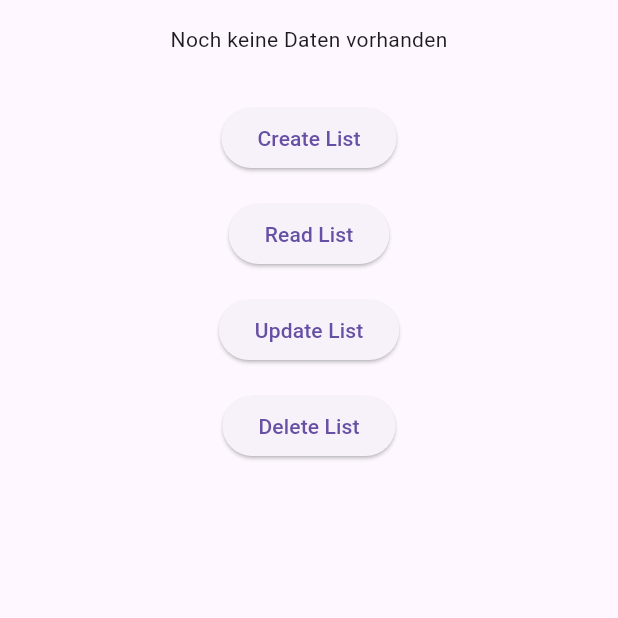
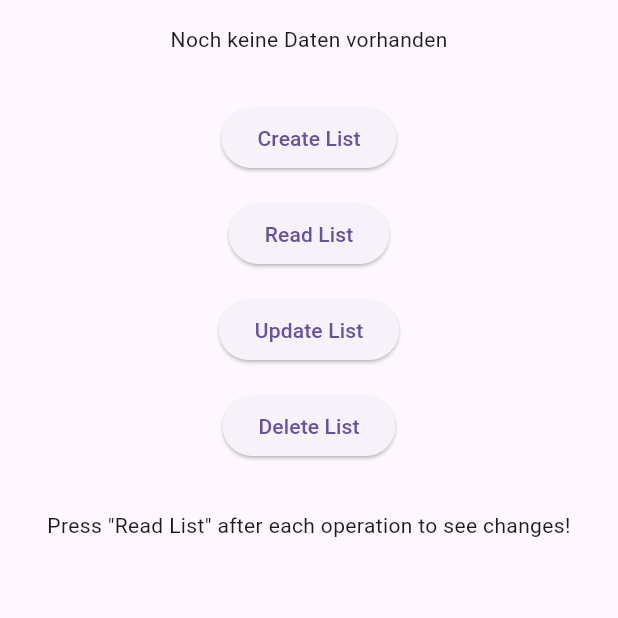
Before and after one commit to DavidAppAkademie/database_batch_3, a Flutter app: the screen it shows after launch, on a phone screen of 412 x 824 dp, the top half of it. Run offline on Flutter 3.47's test engine with Material 3 defaults, Android fonts, the light colour scheme and no system bars; our stand-ins replace shared_preferences.

Commit message:
Updated so it would run again; small changes to make UI more clear.

```diff
--- a/lib/features/crud/presentation/participants_data_view.dart
+++ b/lib/features/crud/presentation/participants_data_view.dart
@@ -5,11 +5,16 @@ class ParticipantsDataView extends StatelessWidget {
   final List<Participant>? participants;
   const ParticipantsDataView({Key? key, required this.participants})
       : super(key: key);
+
   @override
   Widget build(BuildContext context) {
     if (participants == null) {
       return const Center(
         child: Text("Noch keine Daten vorhanden"),
+      );
+    } else if (participants!.isEmpty) {
+      return const Center(
+        child: Text("Liste ist leer"),
       );
     } else {
       return ListView.builder(
--- a/lib/features/crud/presentation/participants_page.dart
+++ b/lib/features/crud/presentation/participants_page.dart
@@ -23,7 +23,8 @@ class _ParticipantsPageState extends State<ParticipantsPage> {
 
   @override
   Widget build(BuildContext context) {
-    return Scaffold(
+    return SafeArea(
+      child: Scaffold(
         body: SingleChildScrollView(
           child: Padding(
             padding: const EdgeInsets.all(Sizes.p16),
@@ -64,7 +65,13 @@ class _ParticipantsPageState extends State<ParticipantsPage> {
                     },
                     child: const Text("Delete List"),
                   ),
+                  Sizes.gapH32,
+                  const Text(
+                    textAlign: TextAlign.center,
+                    'Press "Read List" after each operation to see changes!',
+                  ),
                 ],
+              ),
             ),
           ),
         ),
```
Also changed, not shown: pubspec.lock, 12 other files. Lines whose indentation alone changed are shown as unchanged.
